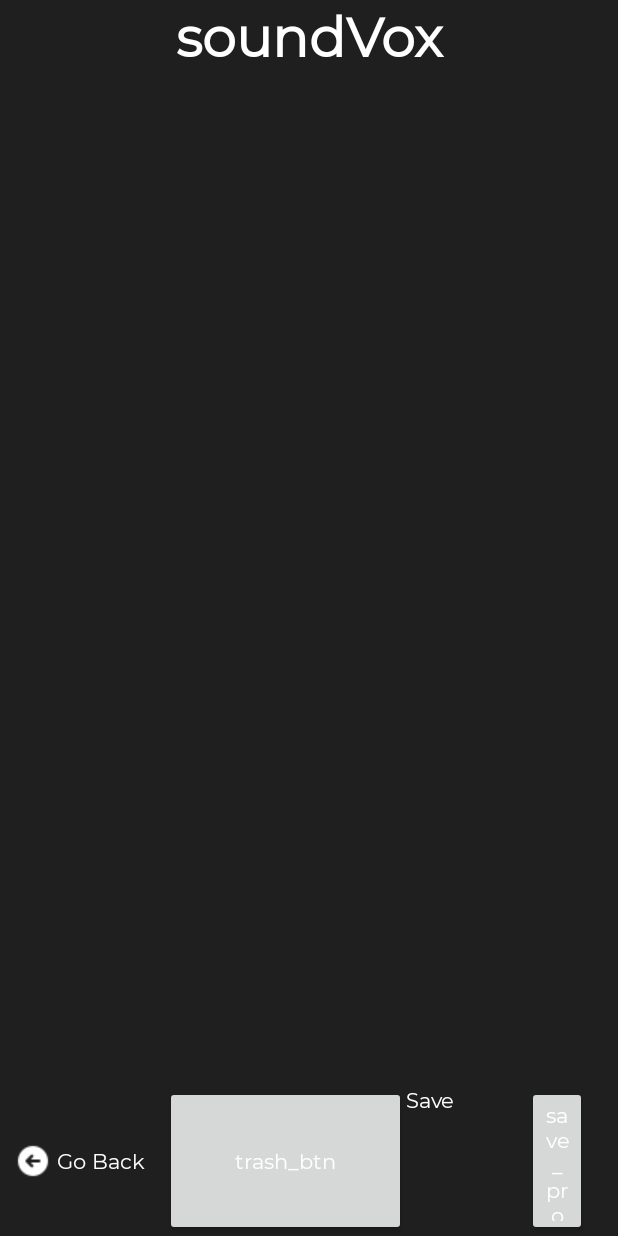
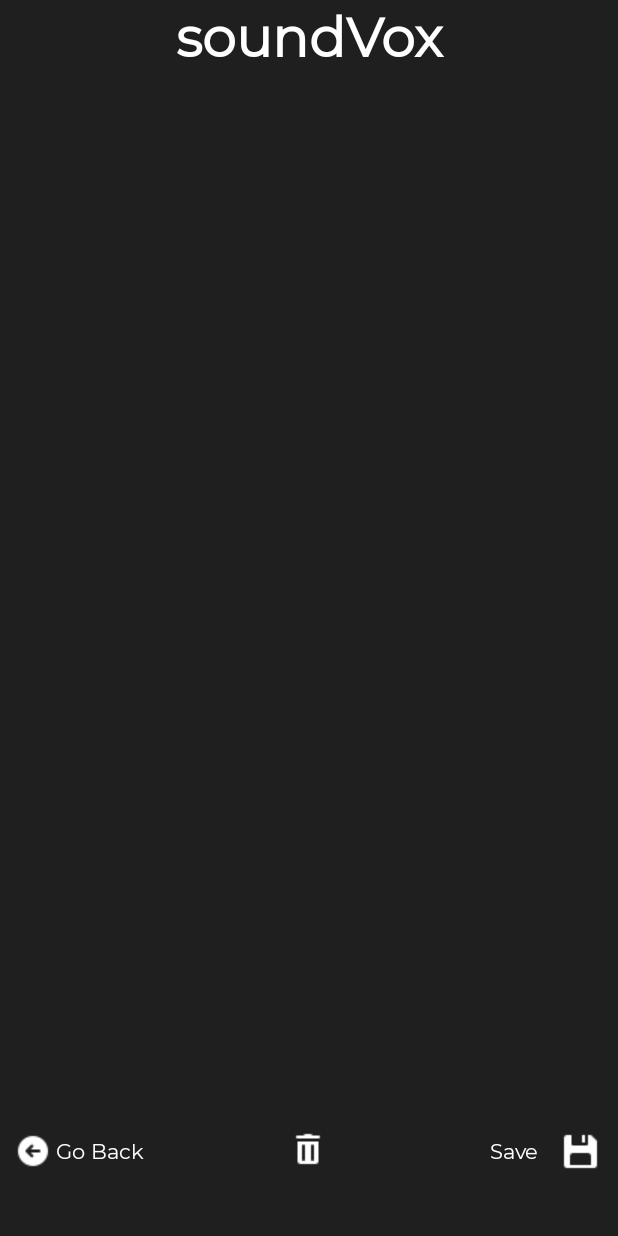
Before and after one commit to katemagbitang/soundVox, an Android app: the ProfileActivity screen opened directly, with no data from a screen before it, on a phone screen of 412 x 824 dp. Run offline under Robolectric (Android 15) with nearby library versions, the phone set to English and light mode, and no system bars.

Commit message:
updated ui for edit profile

```diff
--- a/app/src/main/res/layout/activity_profile.xml
+++ b/app/src/main/res/layout/activity_profile.xml
@@ -16,17 +16,18 @@
         android:text="soundVox"
         app:layout_constraintTop_toTopOf="parent" />
 
+
+
     <androidx.recyclerview.widget.RecyclerView
         android:id="@+id/soundRecyclerView"
         android:layout_width="match_parent"
         android:layout_height="0dp"
-        android:orientation="horizontal"
+        android:orientation="vertical"
         app:layout_constraintBottom_toTopOf="@id/profile_container"
         app:layout_constraintTop_toBottomOf="@id/app_label"
         android:layout_margin="10dp"
         app:layoutManager="androidx.recyclerview.widget.GridLayoutManager"
-        app:spanCount="6"/>
-
+        app:spanCount="4"/>
 <!--    <GridLayout-->
 <!--        android:id="@+id/sound_container"-->
 <!--        android:layout_width="match_parent"-->
@@ -205,8 +206,6 @@
 <!--                    android:layout_weight="2"/>-->
 <!--            </TableRow>-->
 <!--        </TableLayout>-->
-
-
 <!--    </GridLayout>-->
 
     <LinearLayout
@@ -226,30 +225,36 @@
             android:text="Go Back"
             android:background="#00000000"
             app:layout_constraintBottom_toBottomOf="parent" />
-
+        <TextView
+            android:layout_width="0dp"
+            android:layout_height="wrap_content"
+            android:layout_weight="1"/>
         <androidx.appcompat.widget.AppCompatButton
             android:id="@+id/trash_btn"
             android:layout_width="0dp"
-            android:layout_height="match_parent"
-            android:layout_weight="4"
+            android:layout_height="wrap_content"
+            android:layout_weight="3"
+            android:drawableTop="@drawable/trash_button"
+            android:paddingTop="10dp"
+            android:background="#00000000"
             app:layout_constraintBottom_toBottomOf="parent"
-            android:text="trash_btn"/>
-
+            android:layout_marginTop="20dp"
+            />
         <TextView
-            android:id="@+id/save_label"
             android:layout_width="0dp"
-            android:layout_height="match_parent"
-            android:layout_weight="2"
-            android:text="Save"
-            />
+            android:layout_height="wrap_content"
+            android:layout_weight="1"/>
 
         <androidx.appcompat.widget.AppCompatButton
-            android:id="@+id/save_profile_btn"
-            android:layout_width="0dp"
-            android:layout_height="match_parent"
-            android:layout_weight="1"
-            app:layout_constraintBottom_toBottomOf="parent"
-            android:text="save_profile_btn"/>
+            android:id="@+id/goback_btn"
+            android:layout_width="10dp"
+            android:layout_height="wrap_content"
+            android:layout_weight="2.5"
+            android:drawableRight="@drawable/save_button"
+            android:padding="10dp"
+            android:text="Save"
+            android:background="#00000000"
+            app:layout_constraintBottom_toBottomOf="parent" />
 
     </LinearLayout>
 
--- a/app/src/main/res/layout/button_sound_list.xml
+++ b/app/src/main/res/layout/button_sound_list.xml
@@ -19,8 +19,15 @@
             android:text="heheehehehehehehehe"
             android:textColor="@color/darkgrey_bgcolor"/>
 
-
     </LinearLayout>
+    <androidx.appcompat.widget.AppCompatButton
+        android:id="@+id/delete_button"
+        android:layout_margin="2.5dp"
+        android:layout_width="0dp"
+        android:layout_height="80dp"
+        android:layout_weight="1"
+        android:text="heheehehehehehehehe"
+        android:textColor="@color/darkgrey_bgcolor"/>
 
 
 </androidx.cardview.widget.CardView>
```
Also changed, not shown: app/src/main/res/drawable/save_button.png (added), app/src/main/res/drawable/trash_button.png (added).
